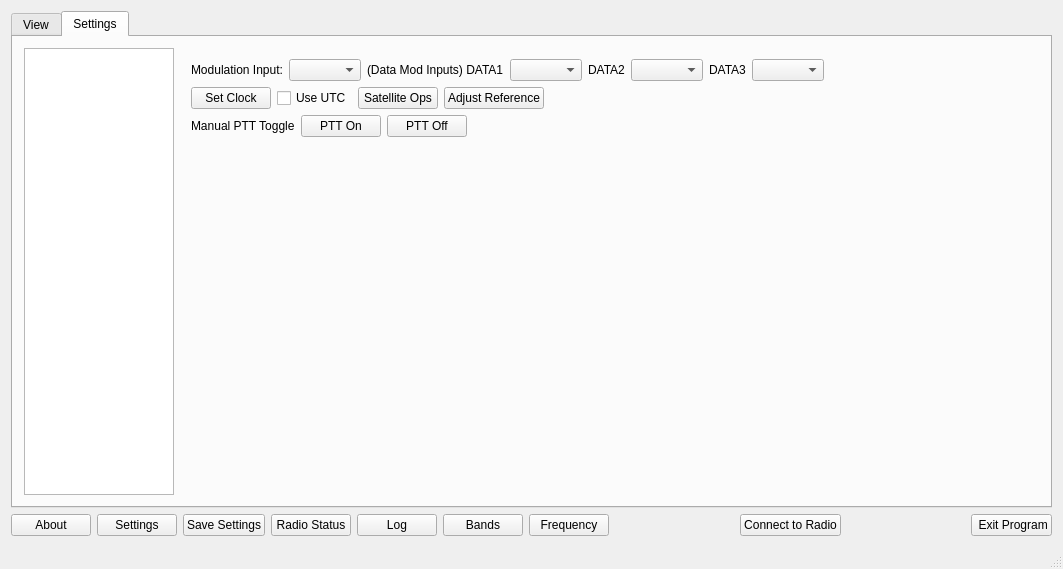
The window that wfmain.ui (adecarolis/wfweb) describes before a commit, drawn with Qt 5.
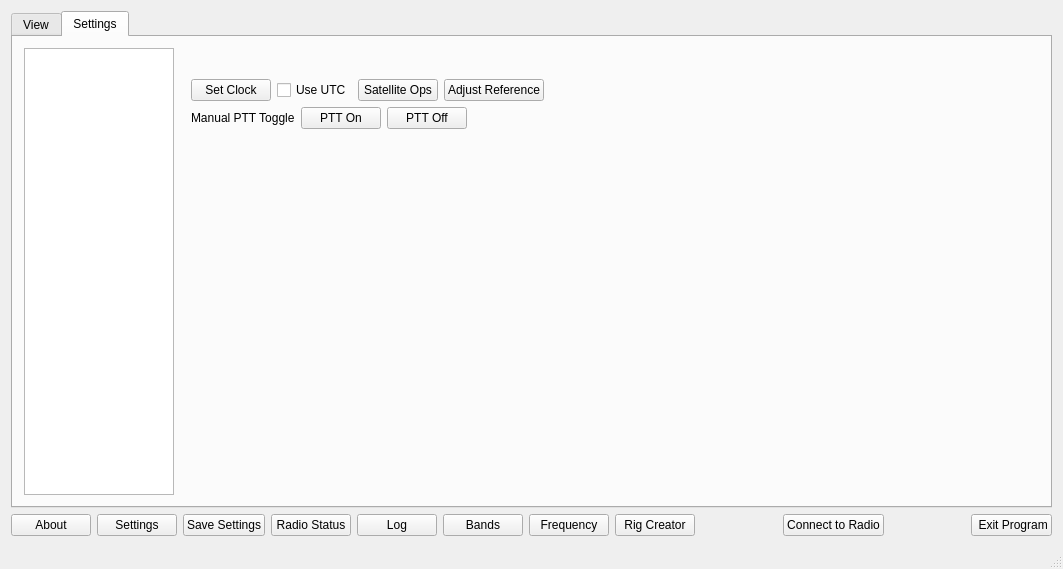
The same window after the commit. The open tabs and pages were chosen to show the change. Custom widgets are drawn as their Qt base class.

```diff
--- a/wfmain.ui
+++ b/wfmain.ui
@@ -2403,13 +2403,6 @@
                   </property>
                  </spacer>
                 </item>
-                <item>
-                 <widget class="QPushButton" name="rigCreatorBtn">
-                  <property name="text">
-                   <string>Rig Creator</string>
-                  </property>
-                 </widget>
-                </item>
                </layout>
               </item>
               <item>
@@ -3381,66 +3374,6 @@
              <layout class="QVBoxLayout" name="verticalLayout_25">
               <item>
                <layout class="QHBoxLayout" name="horizontalLayout_30">
-                <item>
-                 <widget class="QLabel" name="label_27">
-                  <property name="text">
-                   <string>Modulation Input:</string>
-                  </property>
-                 </widget>
-                </item>
-                <item>
-                 <widget class="QComboBox" name="modInputCombo">
-                  <property name="accessibleName">
-                   <string>Modulation Input</string>
-                  </property>
-                  <property name="accessibleDescription">
-                   <string>Transmit modulation source</string>
-                  </property>
-                  <property name="sizeAdjustPolicy">
-                   <enum>QComboBox::AdjustToContents</enum>
-                  </property>
-                 </widget>
-                </item>
-                <item>
-                 <widget class="QLabel" name="label_29">
-                  <property name="text">
-                   <string>(Data Mod Inputs) DATA1</string>
-                  </property>
-                 </widget>
-                </item>
-                <item>
-                 <widget class="QComboBox" name="modInputData1Combo">
-                  <property name="accessibleName">
-                   <string>Data Modulation Input</string>
-                  </property>
-                  <property name="accessibleDescription">
-                   <string>Transmit Data-mode modulation input source</string>
-                  </property>
-                  <property name="sizeAdjustPolicy">
-                   <enum>QComboBox::AdjustToContents</enum>
-                  </property>
-                 </widget>
-                </item>
-                <item>
-                 <widget class="QLabel" name="modInputData2ComboText">
-                  <property name="text">
-                   <string>DATA2</string>
-                  </property>
-                 </widget>
-                </item>
-                <item>
-                 <widget class="QComboBox" name="modInputData2Combo"/>
-                </item>
-                <item>
-                 <widget class="QLabel" name="modInputData3ComboText">
-                  <property name="text">
-                   <string>DATA3</string>
-                  </property>
-                 </widget>
-                </item>
-                <item>
-                 <widget class="QComboBox" name="modInputData3Combo"/>
-                </item>
                 <item>
                  <spacer name="horizontalSpacer_15">
                   <property name="orientation">
@@ -4593,6 +4526,13 @@
         </property>
        </widget>
       </item>
+      <item>
+       <widget class="QPushButton" name="rigCreatorBtn">
+        <property name="text">
+         <string>Rig Creator</string>
+        </property>
+       </widget>
+      </item>
       <item>
        <spacer name="horizontalSpacer_32">
         <property name="orientation">
```
Left out of the diff: 12 changed lines with no effect on the pictures.
